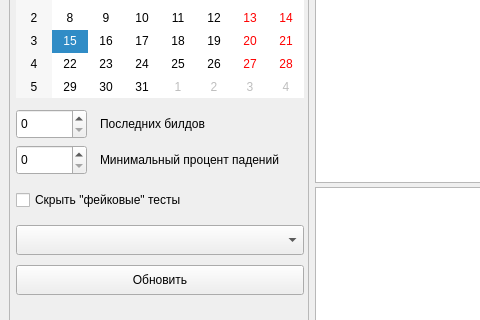
Before: the Qt Designer form src/MainWindow.ui in Sova777/QHudsonResults, drawn with Qt 5; both pictures show x 0 to 480 and y 164 to 484 of the 1000 by 700 pixel window.
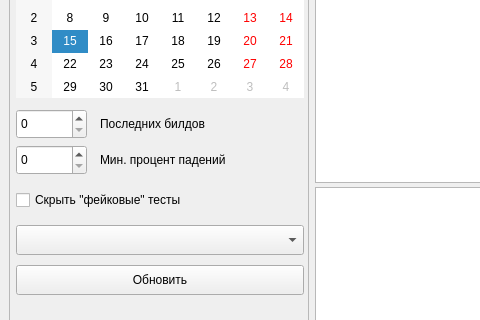
After: the same form once the commit is applied. Icons and pictures are not drawn.

Commit message: Фильтры по задачам

What changed in the file:
```diff
--- a/src/MainWindow.ui
+++ b/src/MainWindow.ui
@@ -159,7 +159,7 @@
          </rect>
         </property>
         <property name="text">
-         <string>Минимальный процент падений</string>
+         <string>Мин. процент падений</string>
         </property>
        </widget>
        <widget class="QSpinBox" name="spinPercents">
```
The commit also changes 2 other files.
